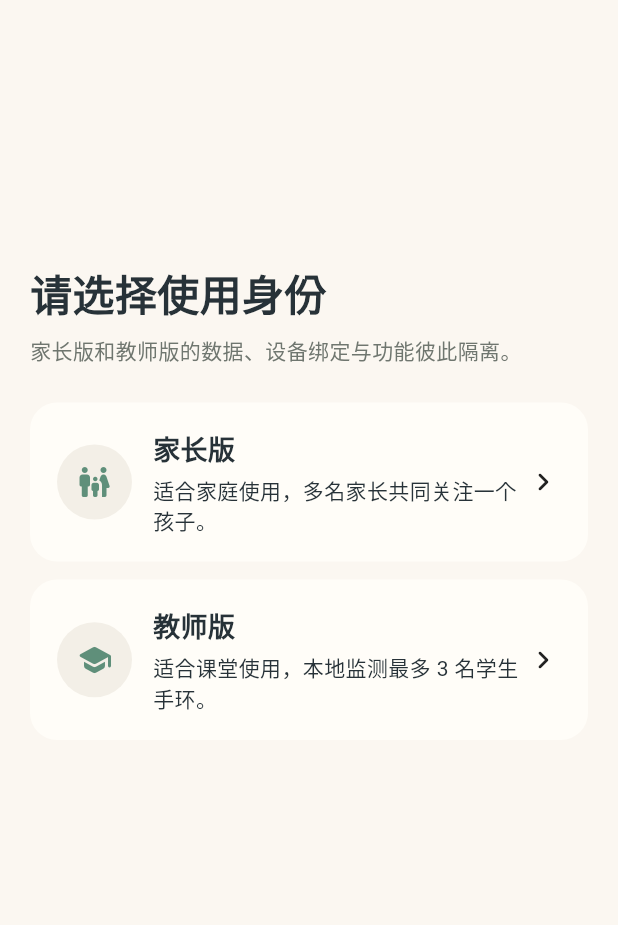
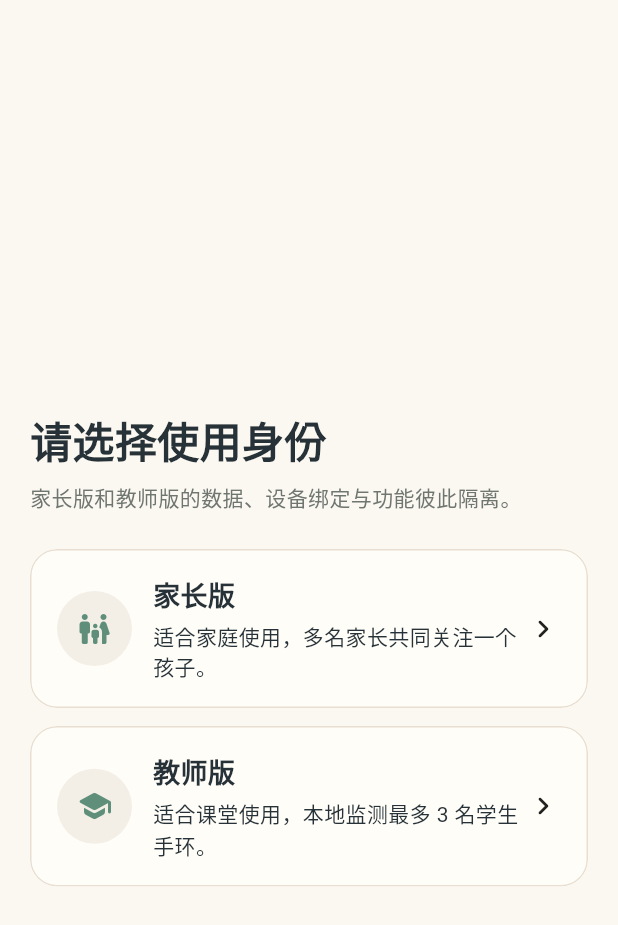
Before and after one commit to ch308/ADHD_Monitor, a Flutter app: the screen it shows after launch, on a phone screen of 412 x 824 dp. Shown: the top 925 px of the screen. Run offline on Flutter 3.47's test engine with Material 3 defaults, Android fonts, the phone set to English and light mode, and no system bars; our stand-ins replace fl_chart, flutter_blue_plus, flutter_tts, just_audio, permission_handler, share_plus and 3 more; missing offline and left inert: encrypt, flutter_foreground_task, gal; Roboto replaces fonts that are missing (sans); project files that could hold a hidden picture were left out.

```diff
--- a/lib/main.dart
+++ b/lib/main.dart
@@ -80,12 +80,18 @@ class _ModeChoicePage extends StatelessWidget {
     return Scaffold(
       backgroundColor: AppColors.canvas,
       body: SafeArea(
-        child: Padding(
+        child: LayoutBuilder(
+          builder: (context, constraints) => SingleChildScrollView(
             padding: const EdgeInsets.all(20),
+            child: ConstrainedBox(
+              constraints: BoxConstraints(minHeight: constraints.maxHeight),
+              child: Center(
+                child: ConstrainedBox(
+                  constraints: const BoxConstraints(maxWidth: 560),
                   child: Column(
                     crossAxisAlignment: CrossAxisAlignment.stretch,
+                    mainAxisAlignment: MainAxisAlignment.center,
                     children: [
-              const Spacer(),
                       const Text(
                         '请选择使用身份',
                         style: TextStyle(
@@ -113,8 +119,11 @@ class _ModeChoicePage extends StatelessWidget {
                         subtitle: '适合课堂使用，本地监测最多 3 名学生手环。',
                         onTap: () => onChooseMode(AppMode.teacher),
                       ),
-              const Spacer(flex: 2),
                     ],
+                  ),
+                ),
+              ),
+            ),
           ),
         ),
       ),
@@ -137,16 +146,15 @@ class _ModeCard extends StatelessWidget {
 
   @override
   Widget build(BuildContext context) {
-    return Material(
+    return Card(
       color: AppColors.surface,
-      borderRadius: BorderRadius.circular(18),
       shape: RoundedRectangleBorder(
         borderRadius: BorderRadius.circular(18),
         side: const BorderSide(color: AppColors.border),
       ),
+      clipBehavior: Clip.antiAlias,
       child: InkWell(
         onTap: onTap,
-        borderRadius: BorderRadius.circular(18),
         child: Padding(
           padding: const EdgeInsets.all(18),
           child: Row(
```
Lines whose indentation alone changed are shown as unchanged.
